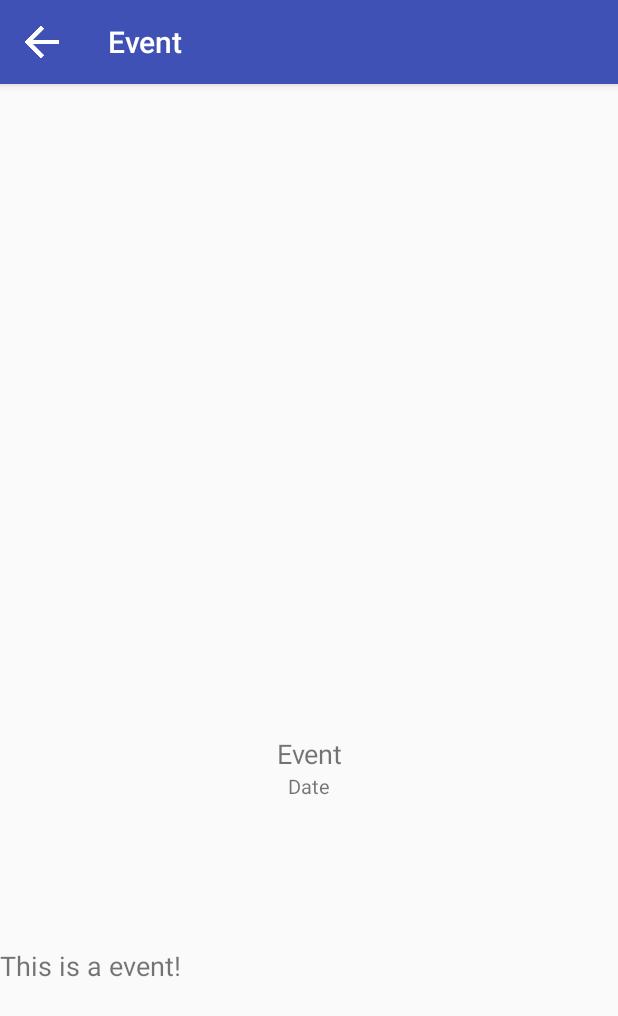
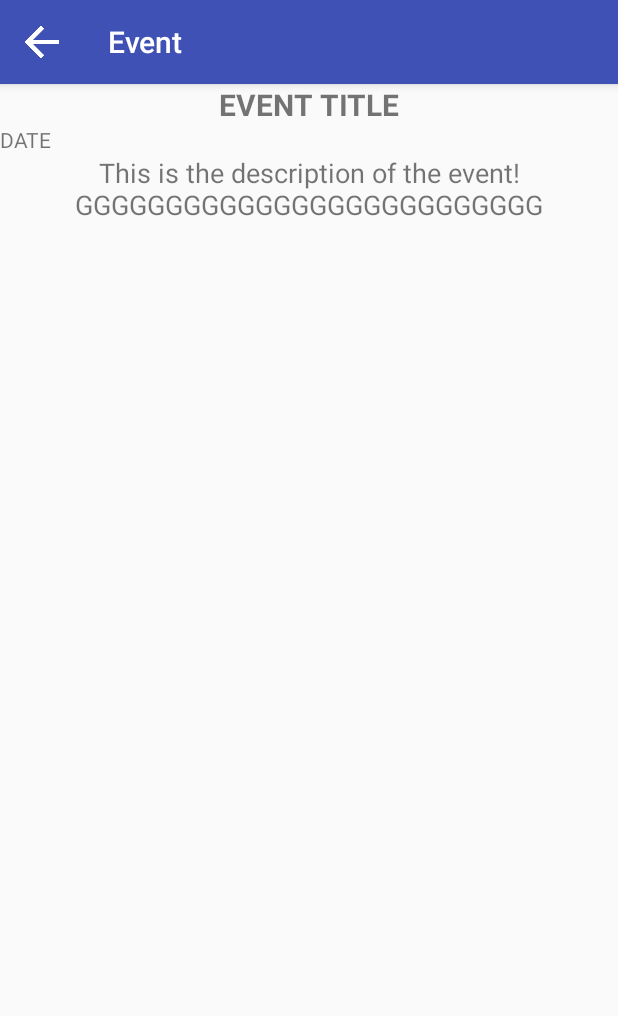
Before and after one commit to ImHouses/PendejiFest, an Android app: the EventActivity screen opened directly, with no data from a screen before it, on a phone screen of 412 x 824 dp. Shown: the top 1016 px of the screen. Run offline under Robolectric (Android 15) with nearby library versions, the phone set to English and light mode, and no system bars.

Commit message:
Added activityevent to the app

```diff
--- a/app/src/main/res/layout/activity_event.xml
+++ b/app/src/main/res/layout/activity_event.xml
@@ -1,11 +1,19 @@
 <?xml version="1.0" encoding="utf-8"?>
-<RelativeLayout xmlns:android="http://schemas.android.com/apk/res/android"
+
+<ScrollView
+    xmlns:android="http://schemas.android.com/apk/res/android"
+    android:id="@+id/scroll"
+    android:layout_width="match_parent"
+    android:layout_height="wrap_content">
+
+    <LinearLayout xmlns:android="http://schemas.android.com/apk/res/android"
     xmlns:tools="http://schemas.android.com/tools"
     xmlns:app="http://schemas.android.com/apk/res-auto"
     android:id="@+id/activity_event"
     android:layout_width="match_parent"
     android:layout_height="match_parent"
     android:paddingBottom="@dimen/activity_vertical_margin"
+    android:orientation="vertical"
     tools:context="mx.unam.ciencias.jcasas.pendejifest.EventActivity">
 
     <android.support.design.widget.AppBarLayout
@@ -24,36 +32,31 @@
             />
     </android.support.design.widget.AppBarLayout>
 
-    <TextView
-        android:text="@string/event_description"
-        android:textSize="@dimen/app_text"
-        android:layout_width="match_parent"
-        android:layout_height="wrap_content"
-        android:id="@+id/textViewDescription"
-        android:layout_alignParentBottom="true"
-        android:layout_centerHorizontal="true"
-        android:layout_marginBottom="152dp" />
+        <TextView
+            android:layout_width="match_parent"
+            android:layout_height="wrap_content"
+            android:textAlignment="center"
+            android:id="@+id/textViewEventName"
+            android:text="EVENT TITLE"
+            android:textStyle="bold"
+            android:textSize="20sp"
+            />
+        <TextView
+            android:layout_width="match_parent"
+            android:layout_height="wrap_content"
+            android:id="@+id/textViewDate"
+            android:text="DATE"
+            android:textSize="14sp"
+            android:layout_weight="20"
+            />
+        <TextView
+            android:layout_width="wrap_content"
+            android:layout_height="match_parent"
+            android:id="@+id/textViewDescription"
+            android:textAlignment="center"
+            android:text="This is the description of the event! GGGGGGGGGGGGGGGGGGGGGGGGGG"
+            android:textSize="18sp"
+            />
 
-    <TextView
-        android:text="@string/event_date"
-        android:textSize="@dimen/date"
-        android:layout_width="match_parent"
-        android:layout_height="wrap_content"
-        android:textAlignment="center"
-        android:id="@+id/textViewDate"
-        android:layout_above="@+id/textViewDescription"
-        android:layout_alignParentLeft="true"
-        android:layout_alignParentStart="true"
-        android:layout_marginBottom="98dp" />
-
-    <TextView
-        android:text="@string/event_name"
-        android:layout_width="wrap_content"
-        android:layout_height="wrap_content"
-        android:textAlignment="center"
-        android:id="@+id/textViewEventName"
-        android:textSize="@dimen/app_text"
-        android:layout_above="@+id/textViewDate"
-        android:layout_centerHorizontal="true" />
-
-</RelativeLayout>
+    </LinearLayout>
+</ScrollView>
```
